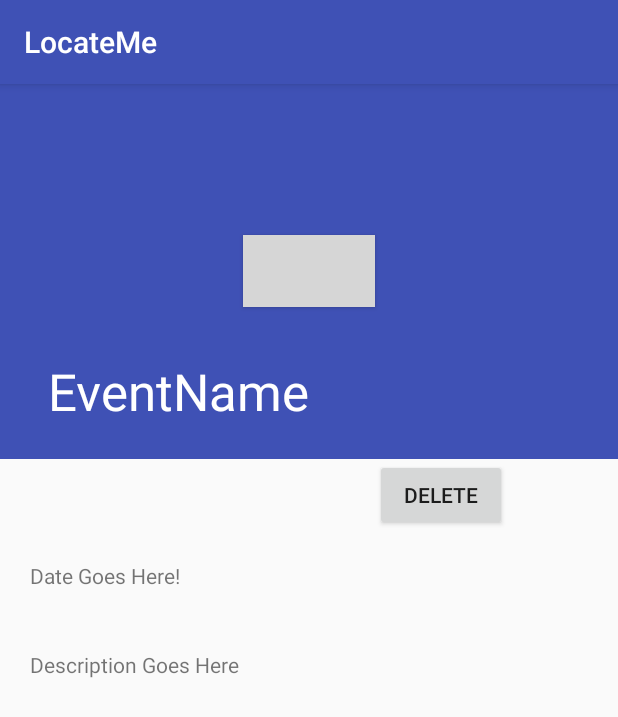
After one commit to andyalbert/GPFrontEnd, an Android app: the EventActivity screen opened directly, with no data from a screen before it, on a phone screen of 412 x 824 dp. The commit adds this screen. Shown: the top 717 px of the screen. Run offline under Robolectric (Android 15) with nearby library versions, the phone set to English and light mode, and no system bars; our stand-ins replace ButterKnife; 1 statement that could not run was skipped; grey boxes are pictures that could not be loaded.

Commit message:
Adding Event Layout

```diff
--- a/app/src/main/java/com/project/locateme/ImagePickerActivity.java
+++ b/app/src/main/java/com/project/locateme/ImagePickerActivity.java
@@ -4,6 +4,9 @@ import android.os.Bundle;
 import android.support.annotation.Nullable;
 import android.support.v7.app.AppCompatActivity;
 import android.util.DisplayMetrics;
+import android.widget.TextView;
+
+import org.w3c.dom.Text;
 
 /**
  * Created by Andrew on 12/16/2016.
@@ -17,7 +20,7 @@ public class ImagePickerActivity extends AppCompatActivity {
 
         DisplayMetrics metrics = new DisplayMetrics();
         getWindowManager().getDefaultDisplay().getMetrics(metrics);
+        getWindow().setLayout((int)(metrics.widthPixels * 0.6), (int)(metrics.heightPixels * 0.2));
 
-        getWindow().setLayout((int)(metrics.widthPixels * 0.6), (int)(metrics.heightPixels * 0.2));
     }
 }
--- /dev/null
+++ b/app/src/main/java/com/project/locateme/MainViews/EventActivity.java
@@ -0,0 +1,57 @@
+package com.project.locateme.MainViews;
+
+import android.content.Intent;
+import android.support.design.widget.CollapsingToolbarLayout;
+import android.support.v7.app.AppCompatActivity;
+import android.os.Bundle;
+import android.view.View;
+import android.widget.Button;
+import android.widget.ImageView;
+import android.widget.TextView;
+
+import com.project.locateme.DateHolder.Event;
+import com.project.locateme.ImagePickerActivity;
+import com.project.locateme.R;
+
+import butterknife.BindDrawable;
+import butterknife.BindView;
+
+public class EventActivity extends AppCompatActivity {
+
+
+    @BindView(R.id.activity_event_add_image)
+    Button addImageButton;
+    @BindView(R.id.activity_event_description)
+    TextView description;
+    @BindView(R.id.activity_event_date_view)
+    TextView dateTextview;
+
+    CollapsingToolbarLayout collapsingToolbar;
+
+    Event model;
+
+    @Override
+    protected void onCreate(Bundle savedInstanceState) {
+        super.onCreate(savedInstanceState);
+        setContentView(R.layout.activity_event);
+         collapsingToolbar=
+                (CollapsingToolbarLayout) findViewById(R.id.collapsing_toolbar);
+        collapsingToolbar.setTitle("EventName");
+        addImageButton.setOnClickListener(new View.OnClickListener() {
+            @Override
+            public void onClick(View view) {
+                Intent intent = new Intent(getApplication(), ImagePickerActivity.class);
+                startActivity(intent);
+            }
+        });
+        //initializeModel();
+    }
+    public void initializeModel(){
+        Intent intent = getIntent();
+        model = new Event();
+        model = (Event) intent.getSerializableExtra("event");
+        collapsingToolbar.setTitle(model.getName());
+        description.setText(model.getDescription());
+        dateTextview.setText(model.getLocation().getDate().toString());
+    }
+}
--- a/app/src/main/java/com/project/locateme/MainViews/HomeFragment.java
+++ b/app/src/main/java/com/project/locateme/MainViews/HomeFragment.java
@@ -1,12 +1,14 @@
 package com.project.locateme.MainViews;
 
 
+import android.content.Intent;
 import android.os.Bundle;
 import android.support.annotation.Nullable;
 import android.support.v4.app.Fragment;
 import android.view.LayoutInflater;
 import android.view.View;
 import android.view.ViewGroup;
+import android.widget.Button;
 
 import com.project.locateme.R;
 
--- /dev/null
+++ b/app/src/main/res/layout/activity_event.xml
@@ -0,0 +1,84 @@
+<?xml version="1.0" encoding="utf-8"?>
+<android.support.design.widget.CoordinatorLayout xmlns:android="http://schemas.android.com/apk/res/android"
+    xmlns:app="http://schemas.android.com/apk/res-auto"
+    android:layout_width="match_parent"
+    android:layout_height="match_parent">
+
+    <android.support.design.widget.AppBarLayout
+        android:layout_width="match_parent"
+        android:layout_height="250dp"
+        android:theme="@style/ThemeOverlay.AppCompat.Dark.ActionBar">
+
+        <android.support.design.widget.CollapsingToolbarLayout
+            android:id="@+id/collapsing_toolbar"
+            android:layout_width="match_parent"
+            android:layout_height="match_parent"
+            app:contentScrim="?attr/colorPrimary"
+            app:layout_scrollFlags="scroll|exitUntilCollapsed">
+
+            <ImageView
+                android:layout_width="match_parent"
+                android:layout_height="match_parent"
+                android:scaleType="centerCrop"
+                app:layout_collapseMode="parallax"
+                android:id="@+id/activity_event_image"/>
+
+            <Button
+                android:id="@+id/activity_event_add_image"
+                android:layout_width="wrap_content"
+                android:layout_height="wrap_content"
+                android:background="@color/tw__transparent"
+                android:text="Add Image"
+                android:layout_gravity="center"/>
+            <android.support.v7.widget.Toolbar
+                android:id="@+id/toolbar"
+                android:layout_width="match_parent"
+                android:layout_height="?attr/actionBarSize"
+                app:layout_collapseMode="pin"
+                />
+
+
+
+
+        </android.support.design.widget.CollapsingToolbarLayout>
+
+    </android.support.design.widget.AppBarLayout>
+
+    <android.support.v4.widget.NestedScrollView
+        android:id="@+id/scroll"
+        android:layout_width="match_parent"
+        android:layout_height="match_parent"
+        android:clipToPadding="false"
+        app:layout_behavior="@string/appbar_scrolling_view_behavior">
+
+        <LinearLayout
+            android:layout_width="wrap_content"
+            android:layout_height="wrap_content"
+            android:orientation="vertical">
+
+            <Button
+                android:layout_width="wrap_content"
+                android:layout_height="wrap_content"
+                android:text="Delete"
+                android:layout_marginLeft="250dp"
+                android:layout_marginStart="250dp"/>
+
+            <TextView
+                android:layout_width="match_parent"
+                android:layout_height="wrap_content"
+                android:textAlignment="gravity"
+                android:gravity="left"
+                android:text="Date Goes Here!"
+                android:padding="20dp"
+                android:id="@+id/activity_event_date_view"/>
+            <TextView
+                android:layout_width="match_parent"
+                android:layout_height="wrap_content"
+                android:padding="20dp"
+                android:id="@+id/activity_event_description"
+                android:text="Description Goes Here"/>
+
+        </LinearLayout>
+    </android.support.v4.widget.NestedScrollView>
+
+</android.support.design.widget.CoordinatorLayout>
--- a/app/src/main/res/layout/fragment_home.xml
+++ b/app/src/main/res/layout/fragment_home.xml
@@ -7,4 +7,9 @@
         android:layout_width="wrap_content"
         android:layout_height="wrap_content"
         android:text="home"/>
+    <Button
+        android:layout_width="wrap_content"
+        android:layout_height="wrap_content"
+        android:height="20dp"
+        android:id="@+id/test_button"/>
 </LinearLayout>
```
Also changed, not shown: app/src/main/AndroidManifest.xml (+23 -13 lines), app/src/main/java/com/project/locateme/DateHolder/Event.java (added, +59 -0 lines), app/src/main/java/com/project/locateme/DateHolder/Location.java (added, +39 -0 lines).
